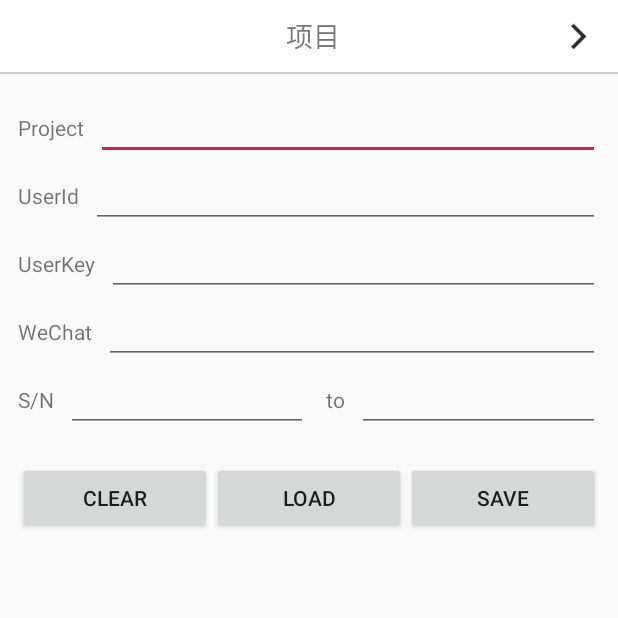
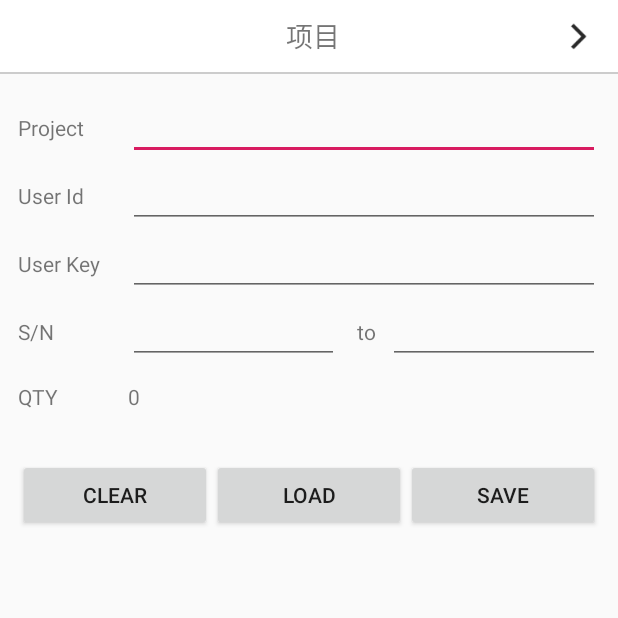
Before and after one commit to suqinglin/SFBagLock, an Android app: the screen it shows after launch (ProjectActivity), on a phone screen of 412 x 824 dp, the top half of it. Run offline under Robolectric (Android 15) with nearby library versions, the phone set to English and light mode, and no system bars; our stand-ins replace RxJava; libraries missing offline, so code that uses them is left out: org.litepal; 1 statement that could not run was skipped.

Commit message:
日志，显示细节

```diff
--- a/app/src/main/AndroidManifest.xml
+++ b/app/src/main/AndroidManifest.xml
@@ -32,7 +32,8 @@
                 <category android:name="android.intent.category.LAUNCHER" />
             </intent-filter>
         </activity>
-        <activity android:name=".activity.ProductActivity" />
+        <activity android:name=".activity.ProductActivity"
+            android:windowSoftInputMode="adjustResize|stateHidden" />
         <activity android:name=".activity.SearchDeviceActivity" />
         <activity android:name=".activity.BluetoothTestActivity" />
         <activity android:name=".activity.ProjectActivity" />
--- a/app/src/main/assets/litepal.xml
+++ b/app/src/main/assets/litepal.xml
@@ -1,10 +1,11 @@
 <?xml version="1.0" encoding="utf-8"?>
 <litepal>
     <dbname value="SFBagLock"/>
-    <version value="4" />
+    <version value="5" />
     <list>
         <mapping class="com.nexless.sfbaglock.bean.ProjectInfo"/>
         <mapping class="com.nexless.sfbaglock.bean.ProductInfo"/>
+        <mapping class="com.nexless.sfbaglock.bean.LogInfo"/>
         <!--<mapping class="com.nexless.network.db.DeviceDB"/>-->
         <!--<mapping class="com.nexless.network.db.PairResponseDB"/>-->
     </list>
--- a/app/src/main/java/com/nexless/sfbaglock/activity/ProjectActivity.java
+++ b/app/src/main/java/com/nexless/sfbaglock/activity/ProjectActivity.java
@@ -14,6 +14,7 @@ import com.nexless.sfbaglock.AppConstant;
 import com.nexless.sfbaglock.R;
 import com.nexless.sfbaglock.adapter.PAdapter;
 import com.nexless.sfbaglock.adapter.PViewHolder;
+import com.nexless.sfbaglock.bean.ProductInfo;
 import com.nexless.sfbaglock.bean.ProjectInfo;
 import com.nexless.sfbaglock.view.AppTitleBar;
 
@@ -29,6 +30,7 @@ public class ProjectActivity extends BaseActivity implements View.OnClickListene
     private EditText mEdtSnStart;
     private EditText mEdtSnEnd;
     private EditText mEdtUserId;
+    private TextView mTvQty;
     private Button btnClear;
     private Button btnLoad;
     private Button btnSave;
@@ -49,6 +51,7 @@ public class ProjectActivity extends BaseActivity implements View.OnClickListene
         btnClear = findViewById(R.id.btn_project_clear);
         btnLoad = findViewById(R.id.btn_project_load);
         btnSave = findViewById(R.id.btn_project_save);
+        mTvQty = findViewById(R.id.tv_project_qty);
 
         btnClear.setOnClickListener(this);
         btnLoad.setOnClickListener(this);
@@ -145,6 +148,10 @@ public class ProjectActivity extends BaseActivity implements View.OnClickListene
             mEdtSnStart.setText(project.getSnStart() + "");
             mEdtSnEnd.setText(project.getSnEnd() + "");
             mEdtUserId.setText(project.getUserId());
+            // 当前项目下的设备总数
+            int qty = LitePal.where("projectId = ?", String.valueOf(project.getId())).find(ProductInfo.class).size();
+            mTvQty.setText(String.valueOf(qty));
+
             Intent intent = new Intent(ProjectActivity.this, ProductActivity.class);
             intent.putExtra(AppConstant.EXTRA_PROJECT, project);
             startActivity(intent);
--- /dev/null
+++ b/app/src/main/res/drawable/bg_text_area.xml
@@ -0,0 +1,6 @@
+<?xml version="1.0" encoding="utf-8"?>
+<shape xmlns:android="http://schemas.android.com/apk/res/android">
+    <solid android:color="#FFFFFF" />
+    <stroke android:width="1dp" android:color="#CCCCCC" />
+    <corners android:radius="4dp" />
+</shape>
--- a/app/src/main/res/layout/activity_project.xml
+++ b/app/src/main/res/layout/activity_project.xml
@@ -26,7 +26,7 @@
             android:orientation="horizontal">
 
             <TextView
-                android:layout_width="wrap_content"
+                android:layout_width="65dp"
                 android:layout_height="wrap_content"
                 android:text="Project" />
 
@@ -45,9 +45,9 @@
             android:orientation="horizontal">
 
             <TextView
-                android:layout_width="wrap_content"
+                android:layout_width="65dp"
                 android:layout_height="wrap_content"
-                android:text="UserId" />
+                android:text="User Id" />
 
             <EditText
                 android:id="@+id/edt_project_user_id"
@@ -64,9 +64,9 @@
             android:orientation="horizontal">
 
             <TextView
-                android:layout_width="wrap_content"
+                android:layout_width="65dp"
                 android:layout_height="wrap_content"
-                android:text="UserKey" />
+                android:text="User Key" />
 
             <EditText
                 android:id="@+id/edt_project_user_key"
@@ -80,6 +80,7 @@
         <LinearLayout
             android:layout_width="match_parent"
             android:layout_height="wrap_content"
+            android:visibility="gone"
             android:orientation="horizontal">
 
             <TextView
@@ -102,7 +103,7 @@
             android:orientation="horizontal">
 
             <TextView
-                android:layout_width="wrap_content"
+                android:layout_width="65dp"
                 android:layout_height="wrap_content"
                 android:text="S/N" />
 
@@ -129,6 +130,28 @@
                 android:layout_weight="1"
                 android:maxLength="10"
                 android:inputType="number" />
+        </LinearLayout>
+
+        <LinearLayout
+            android:layout_width="match_parent"
+            android:layout_height="wrap_content"
+            android:layout_marginTop="12dp"
+            android:layout_marginBottom="12dp"
+            android:gravity="center_vertical"
+            android:orientation="horizontal">
+
+            <TextView
+                android:layout_width="65dp"
+                android:layout_height="wrap_content"
+                android:text="QTY" />
+
+            <TextView
+                android:id="@+id/tv_project_qty"
+                android:layout_width="0dp"
+                android:layout_height="wrap_content"
+                android:layout_marginLeft="8dp"
+                android:text="0"
+                android:layout_weight="1"/>
         </LinearLayout>
 
         <LinearLayout
```
Also changed, not shown: app/src/main/java/com/nexless/sfbaglock/activity/ProductActivity.java (+60 -13 lines), app/src/main/java/com/nexless/sfbaglock/bean/LogInfo.java (added, +77 -0 lines), app/src/main/java/com/nexless/sfbaglock/util/DateUtil.java (added, +25 -0 lines), app/src/main/res/layout/activity_product.xml (+21 -9 lines).
